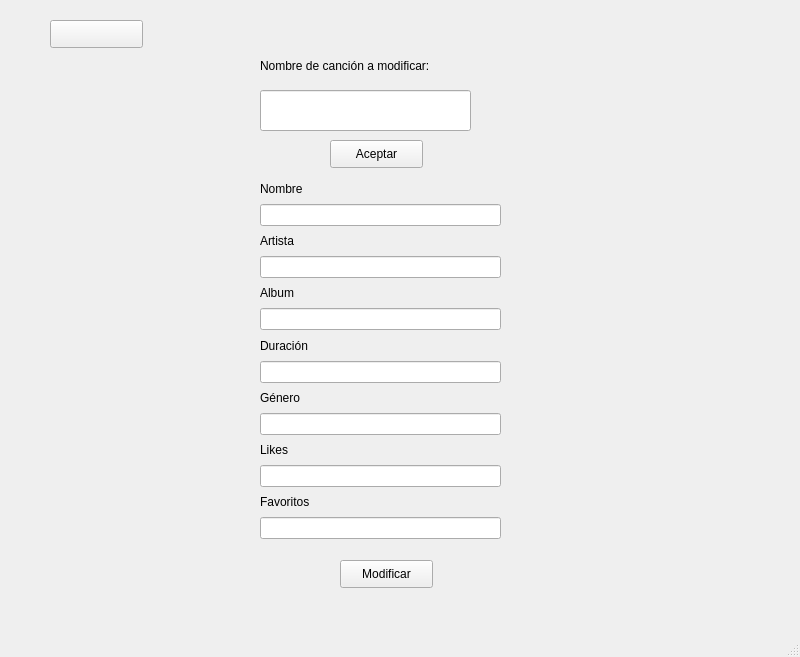
Above: views/modificar.ui from ximenaaloya/cloudymusic before the change. Below: the same form after it.
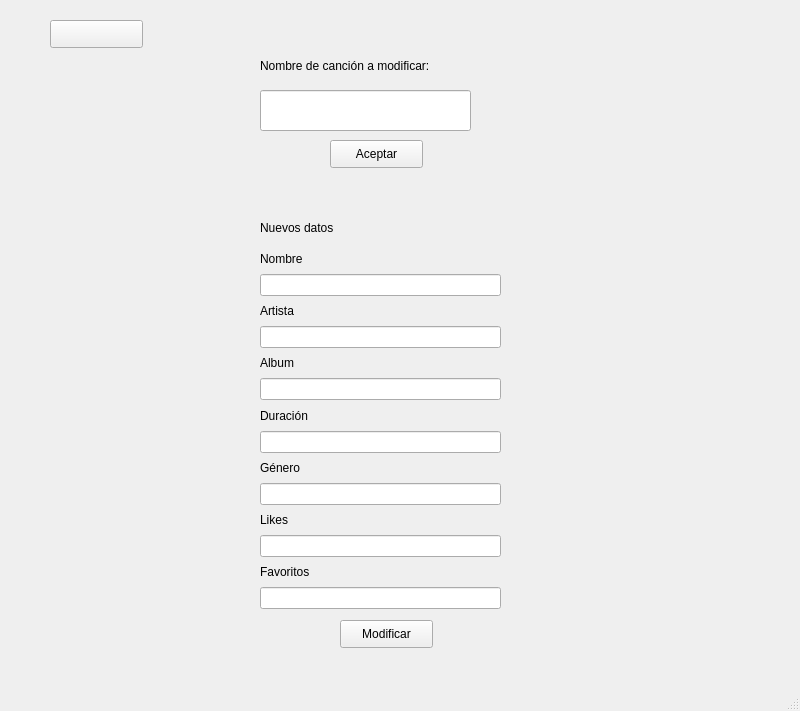
That is the form after the change. Icons and pictures are not drawn.

```diff
--- a/views/modificar.ui
+++ b/views/modificar.ui
@@ -7,7 +7,7 @@
     <x>0</x>
     <y>0</y>
     <width>800</width>
-    <height>657</height>
+    <height>711</height>
    </rect>
   </property>
   <property name="windowTitle">
@@ -49,7 +49,7 @@
     <property name="geometry">
      <rect>
       <x>340</x>
-      <y>560</y>
+      <y>620</y>
       <width>93</width>
       <height>28</height>
      </rect>
@@ -88,7 +88,7 @@
     <property name="geometry">
      <rect>
       <x>260</x>
-      <y>180</y>
+      <y>250</y>
       <width>241</width>
       <height>359</height>
      </rect>
@@ -182,6 +182,19 @@
      <string>boton</string>
     </property>
    </widget>
+   <widget class="QLabel" name="lbl_n">
+    <property name="geometry">
+     <rect>
+      <x>260</x>
+      <y>220</y>
+      <width>131</width>
+      <height>16</height>
+     </rect>
+    </property>
+    <property name="text">
+     <string>Nuevos datos</string>
+    </property>
+   </widget>
   </widget>
   <widget class="QMenuBar" name="menubar">
    <property name="geometry">
```
Left out of the diff: 4 changed lines with no effect on the pictures.
